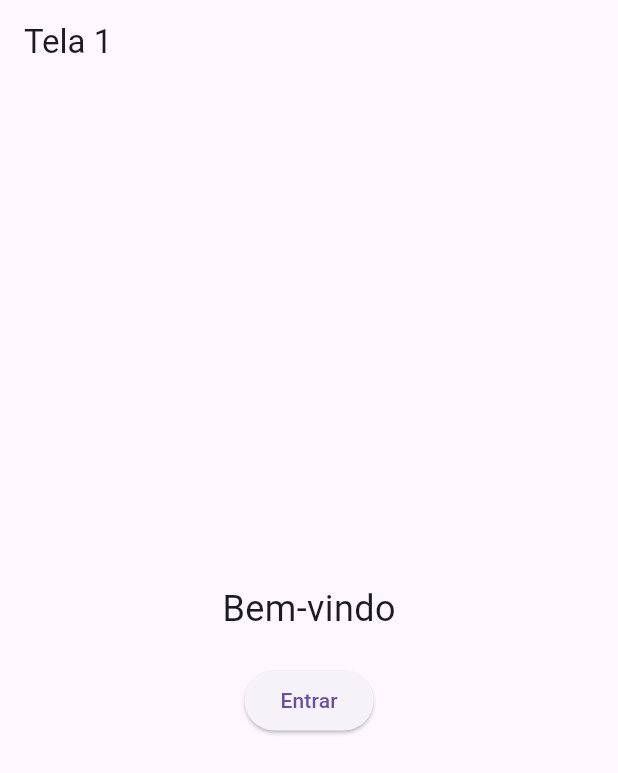
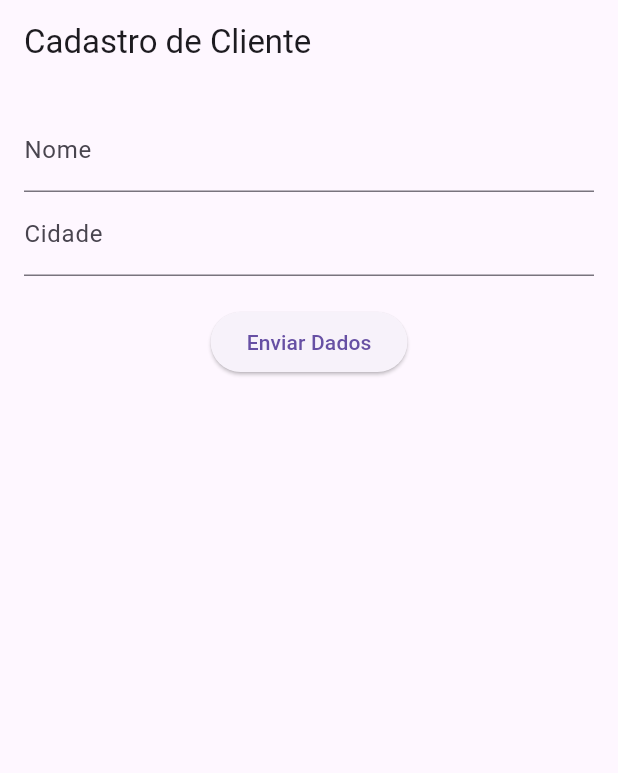
Before and after one commit to dericklmiguel-glitch/Tela, a Flutter app: the screen it shows after launch, on a phone screen of 412 x 824 dp. Shown: the top 773 px of the screen. Run offline on Flutter 3.47's test engine with Material 3 defaults, Android fonts, the phone set to English and light mode, and no system bars.

Commit message:
Primeiro Commit

```diff
--- a/lib/main.dart
+++ b/lib/main.dart
@@ -1,4 +1,8 @@
 import 'package:flutter/material.dart';
-import 'screens/tela1.dart';
+import 'screens/tela_cadastro.dart';
 
-void main() => runApp(const MaterialApp(home: Tela1()));
+void main() {
+  runApp(const MaterialApp(
+    home: TelaCadastro(),
+  ));
+}
--- a/lib/screens/tela1.dart
+++ /dev/null
@@ -1,31 +0,0 @@
-import 'package:flutter/material.dart';
-import 'tela2.dart';
-
-class Tela1 extends StatelessWidget {
-  const Tela1({super.key});
-
-  @override
-  Widget build(BuildContext context) {
-    return Scaffold(
-      appBar: AppBar(title: const Text('Tela 1')),
-      body: Center(
-        child: Column(
-          mainAxisAlignment: MainAxisAlignment.center,
-          children: [
-            const Text('Bem-vindo', style: TextStyle(fontSize: 24)),
-            const SizedBox(height: 20),
-            ElevatedButton(
-              onPressed: () {
-                Navigator.push(
-                  context,
-                  MaterialPageRoute(builder: (context) => const Tela2()),
-                );
-              },
-              child: const Text('Entrar'),
-            ),
-          ],
-        ),
-      ),
-    );
-  }
-}
--- /dev/null
+++ b/lib/screens/tela_cadastro.dart
@@ -0,0 +1,51 @@
+import 'package:flutter/material.dart';
+import 'tela_exibir_dados.dart';
+
+class TelaCadastro extends StatefulWidget {
+  const TelaCadastro({super.key});
+
+  @override
+  State<TelaCadastro> createState() => _TelaCadastroState();
+}
+
+class _TelaCadastroState extends State<TelaCadastro> {
+  final _nomeController = TextEditingController();
+  final _cidadeController = TextEditingController();
+
+  @override
+  Widget build(BuildContext context) {
+    return Scaffold(
+      appBar: AppBar(title: const Text('Cadastro de Cliente')),
+      body: Padding(
+        padding: const EdgeInsets.all(16.0),
+        child: Column(
+          children: [
+            TextField(
+              controller: _nomeController,
+              decoration: const InputDecoration(labelText: 'Nome'),
+            ),
+            TextField(
+              controller: _cidadeController,
+              decoration: const InputDecoration(labelText: 'Cidade'),
+            ),
+            const SizedBox(height: 20),
+            ElevatedButton(
+              onPressed: () {
+                Navigator.push(
+                  context,
+                  MaterialPageRoute(
+                    builder: (context) => TelaExibirDados(
+                      nome: _nomeController.text,
+                      cidade: _cidadeController.text,
+                    ),
+                  ),
+                );
+              },
+              child: const Text('Enviar Dados'),
+            ),
+          ],
+        ),
+      ),
+    );
+  }
+}
--- a/lib/screens/tela2.dart
+++ b/lib/screens/tela_exibir_dados.dart
@@ -1,17 +1,25 @@
 import 'package:flutter/material.dart';
 
-class Tela2 extends StatelessWidget {
-  const Tela2({super.key});
+class TelaExibirDados extends StatelessWidget {
+  final String nome;
+  final String cidade;
+
+  const TelaExibirDados({
+    super.key,
+    required this.nome,
+    required this.cidade,
+  });
 
   @override
   Widget build(BuildContext context) {
     return Scaffold(
-      appBar: AppBar(title: const Text('Tela 2')),
+      appBar: AppBar(title: const Text('Dados Confirmados')),
       body: Center(
         child: Column(
           mainAxisAlignment: MainAxisAlignment.center,
           children: [
-            const Text('Você entrou no sistema!', style: TextStyle(fontSize: 20)),
+            Text('Nome: $nome', style: const TextStyle(fontSize: 20)),
+            Text('Cidade: $cidade', style: const TextStyle(fontSize: 20)),
             const SizedBox(height: 20),
             ElevatedButton(
               onPressed: () => Navigator.pop(context),
```
